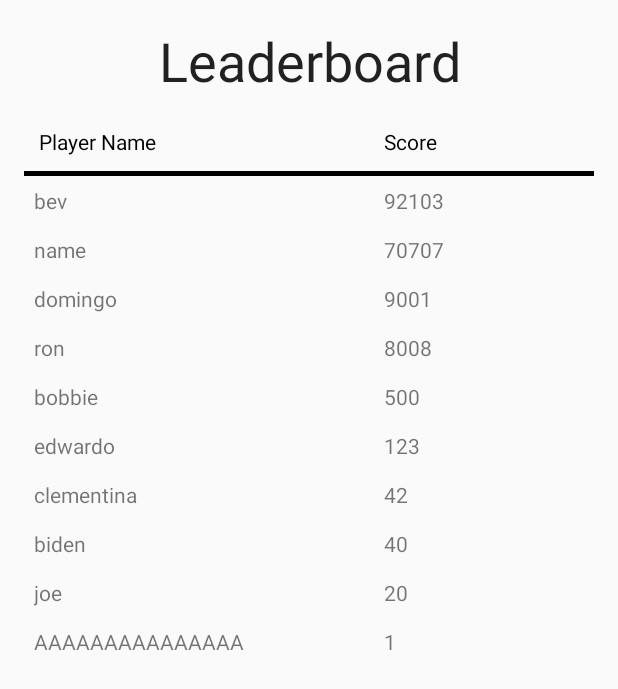
After one commit to TheWlr9/Spell-Rush, an Android app: the LeaderboardActivity screen opened directly, with no data from a screen before it, on a phone screen of 412 x 824 dp. The commit adds this screen. Shown: the top 689 px of the screen. Run offline under Robolectric (Android 15) with nearby library versions, the phone set to English and light mode, and no system bars.

Commit message:
Created a basic leaderboard
- Created the leaderboard layout
- Connected the leaderboard presentation layer with its corresponding persistance
- Connected the menu button to `LeaderboardActivity`

```diff
--- /dev/null
+++ b/app/src/main/java/com/spellrush/application/Services.java
@@ -0,0 +1,15 @@
+package com.spellrush.application;
+
+import com.spellrush.persistence.ILeaderboardPersistence;
+import com.spellrush.persistence.stubs.LeaderboardPersistenceStub;
+
+public class Services{
+    private static ILeaderboardPersistence leaderboardPersistence = null;
+
+    public static synchronized ILeaderboardPersistence getLeaderboardPersistence() {
+        if(leaderboardPersistence == null){
+            leaderboardPersistence = new LeaderboardPersistenceStub();
+        }
+        return leaderboardPersistence;
+    } // end getLeaderboardPersistence()
+}
--- /dev/null
+++ b/app/src/main/java/com/spellrush/buisness/LeaderboardController.java
@@ -0,0 +1,31 @@
+package com.spellrush.buisness;
+
+import com.spellrush.objects.ScoreEntry;
+import com.spellrush.persistence.ILeaderboardPersistence;
+
+import java.util.ArrayList;
+import java.util.Collections;
+import java.util.List;
+
+public class LeaderboardController {
+    private ILeaderboardPersistence leaderboardPersistence;
+
+    public LeaderboardController(final ILeaderboardPersistence leaderboardPersistence){
+        this.leaderboardPersistence = leaderboardPersistence;
+    }
+
+    public List<ScoreEntry> getAllScoresSorted() {
+        List<ScoreEntry> scoreEntries;
+        scoreEntries = new ArrayList<>(leaderboardPersistence.getAllScores());
+        Collections.sort(scoreEntries);
+        return scoreEntries;
+    } //end getAllScoresSorted()
+
+    public boolean insertScore(ScoreEntry thisScoreEntry) {
+        return leaderboardPersistence.insertScore(thisScoreEntry);
+    } //end insertScore
+
+    public boolean deleteScore(ScoreEntry thisScoreEntry) {
+        return leaderboardPersistence.deleteScore(thisScoreEntry);
+    } //end deleteScore
+}
--- a/app/src/main/java/com/spellrush/buisness/Services.java
+++ /dev/null
@@ -1,6 +0,0 @@
-package com.spellrush.buisness;
-
-public class Services
-{
-	//nothing yet lol
-}
--- /dev/null
+++ b/app/src/main/java/com/spellrush/objects/ScoreEntry.java
@@ -0,0 +1,30 @@
+//ScoreEntry object class that stores a player's name and score
+package com.spellrush.objects;
+
+public class ScoreEntry implements Comparable<ScoreEntry>{
+    private final String playerName;
+    private final int playerScore;
+
+    public ScoreEntry(String playerName, int playerScore) {
+        this.playerName = playerName;
+        this.playerScore = playerScore;
+    } //end ScoreEntry()
+
+    public String getPlayerName() {
+        return playerName;
+    } //end getPlayerName()
+
+    public int getPlayerScore() {
+        return playerScore;
+    } //end getPlayerScore()
+
+    @Override
+    public int compareTo(ScoreEntry scoreEntry) {
+        return scoreEntry.getPlayerScore() - this.getPlayerScore();
+    } //end compareTo()
+
+    @Override
+    public boolean equals(Object score) {
+        return (this.playerName.equals(((ScoreEntry)score).playerName) && (this.playerScore == (((ScoreEntry)score).playerScore)));
+    } //end equals()
+}
--- /dev/null
+++ b/app/src/main/java/com/spellrush/persistence/ILeaderboardPersistence.java
@@ -0,0 +1,10 @@
+package com.spellrush.persistence;
+import java.util.List;
+
+import com.spellrush.objects.ScoreEntry;
+
+public interface ILeaderboardPersistence {
+    List<ScoreEntry> getAllScores();
+    boolean insertScore(ScoreEntry thisScoreEntry);
+    boolean deleteScore(ScoreEntry thisScoreEntry);
+}
--- /dev/null
+++ b/app/src/main/java/com/spellrush/persistence/stubs/LeaderboardPersistenceStub.java
@@ -0,0 +1,45 @@
+package com.spellrush.persistence.stubs;
+
+import com.spellrush.objects.ScoreEntry;
+import com.spellrush.persistence.ILeaderboardPersistence;
+
+import java.util.ArrayList;
+import java.util.List;
+
+public class LeaderboardPersistenceStub implements ILeaderboardPersistence {
+    private List<ScoreEntry> scoreEntries;
+
+    public LeaderboardPersistenceStub() {
+        this.scoreEntries = new ArrayList<>();
+        scoreEntries.add(new ScoreEntry("joe",20));
+        scoreEntries.add(new ScoreEntry("biden",40));
+        scoreEntries.add(new ScoreEntry("edwardo", 123));
+        scoreEntries.add(new ScoreEntry("bobbie",500));
+        scoreEntries.add(new ScoreEntry("domingo",9001));
+        scoreEntries.add(new ScoreEntry("bev", 92103));
+        scoreEntries.add(new ScoreEntry("clementina",42));
+        scoreEntries.add(new ScoreEntry("ron",8008));
+        scoreEntries.add(new ScoreEntry("123109qwei", 0));
+        scoreEntries.add(new ScoreEntry("AAAAAAAAAAAAAAA",1));
+        scoreEntries.add(new ScoreEntry("name", 70707));
+    }
+
+    @Override
+    public List<ScoreEntry> getAllScores() {
+        return scoreEntries;
+    } //end getScores()
+
+    @Override
+    public boolean insertScore(ScoreEntry thisScoreEntry) {
+        boolean isAdded;
+        isAdded =  scoreEntries.add(thisScoreEntry);
+        return isAdded;
+    } //end insertScore
+
+    @Override
+    public boolean deleteScore(ScoreEntry thisScoreEntry) {
+        boolean isRemoved;
+        isRemoved = scoreEntries.remove(thisScoreEntry);
+        return isRemoved;
+    } //end deleteScore()
+}
--- /dev/null
+++ b/app/src/main/java/com/spellrush/presentation/LeaderboardActivity.java
@@ -0,0 +1,78 @@
+package com.spellrush.presentation;
+
+import android.app.Activity;
+import android.app.AlertDialog;
+import android.os.Bundle;
+import android.view.ViewGroup;
+import android.widget.TableLayout;
+import android.widget.TableRow;
+import android.widget.TextView;
+
+import com.spellrush.application.Services;
+import com.spellrush.buisness.LeaderboardController;
+import com.spellrush.objects.ScoreEntry;
+
+import java.util.List;
+import com.spellrush.R;
+
+public class LeaderboardActivity extends Activity {
+    private final int MAX_NUM_OF_ROWS = 10;
+    private LeaderboardController leaderboardController;
+    private List<ScoreEntry> scoreEntries;
+
+    @Override
+    protected void onCreate(Bundle savedInstanceState) {
+        super.onCreate(savedInstanceState);
+        setContentView(R.layout.activity_leaderboard);
+        leaderboardController = new LeaderboardController(Services.getLeaderboardPersistence());
+
+        try{
+            scoreEntries = leaderboardController.getAllScoresSorted();
+            String currName, currScore;
+            TableRow currRow;
+            TableLayout scoresTable = (TableLayout)findViewById(R.id.leaderboard_table);
+
+            int maxRows = (scoreEntries.size() < MAX_NUM_OF_ROWS) ? scoreEntries.size() : MAX_NUM_OF_ROWS;
+
+            for(int i = 0; i < maxRows; i++){
+                currName = scoreEntries.get(i).getPlayerName();
+                currScore = String.format("%d", scoreEntries.get(i).getPlayerScore());
+                currRow = populateRow(currName, currScore);
+                scoresTable.addView(currRow);
+            }
+        }
+
+        catch(Exception e){
+            AlertDialog.Builder message = new AlertDialog.Builder(this);
+            message.setTitle("Leaderboard onCreate()");
+            message.setMessage(e.getMessage());
+            message.setCancelable(false);
+            message.setNeutralButton("Made an oopsie", null);
+            message.show();
+        }
+    } //end onCreate()
+
+    public TableRow populateRow(String name, String score) {
+        TableRow newRow = new TableRow(this);
+
+        TextView rowName = new TextView(this);
+        rowName.setText(name);
+        rowName.setLayoutParams(new TableRow.LayoutParams(
+                TableRow.LayoutParams.MATCH_PARENT,
+                TableRow.LayoutParams.WRAP_CONTENT, 0.5f));
+
+        TextView rowScore = new TextView(this);
+        rowScore.setText(score);
+        rowScore.setLayoutParams(new TableRow.LayoutParams(
+                TableRow.LayoutParams.MATCH_PARENT,
+                TableRow.LayoutParams.WRAP_CONTENT, 0.5f));
+
+        newRow.addView(rowName);
+        newRow.addView(rowScore);
+        newRow.setLayoutParams(new ViewGroup.LayoutParams(
+                TableLayout.LayoutParams.MATCH_PARENT,
+                TableLayout.LayoutParams.WRAP_CONTENT));
+        newRow.setPadding(10,10,10,10);
+        return newRow;
+    } // end populateRow()
+}
--- /dev/null
+++ b/app/src/main/res/layout/activity_leaderboard.xml
@@ -0,0 +1,55 @@
+<?xml version="1.0" encoding="utf-8"?>
+<LinearLayout xmlns:android="http://schemas.android.com/apk/res/android"
+    xmlns:tools="http://schemas.android.com/tools" android:layout_width="match_parent"
+    android:layout_height="match_parent" android:paddingLeft="@dimen/activity_horizontal_margin"
+    android:paddingRight="@dimen/activity_horizontal_margin"
+    android:paddingTop="@dimen/activity_vertical_margin"
+    android:paddingBottom="@dimen/activity_vertical_margin"
+    android:orientation="vertical"
+    android:id="@+id/leaderboard_layou"
+    tools:context="com.spellrush.presentation.LeaderboardActivity">
+
+    <TextView
+        android:id="@+id/leaderboard"
+        android:layout_width="match_parent"
+        android:layout_height="wrap_content"
+        android:text="@string/leaderboard"
+        android:textAlignment="center"
+        android:textAppearance="@style/TextAppearance.AppCompat.Large"
+        android:textSize="36sp" />
+
+    <TableLayout
+        android:layout_marginTop="10dp"
+        android:id="@+id/leaderboard_table"
+        android:layout_width="match_parent"
+        android:layout_height="wrap_content">
+
+        <TableRow
+            android:layout_height="wrap_content"
+            android:layout_width="match_parent"
+            android:id="@+id/table_row1"
+            android:padding="10dp">
+
+            <TextView
+                android:id="@+id/leaderboard_header_name"
+                android:layout_height="wrap_content"
+                android:layout_width="match_parent"
+                android:layout_weight="1"
+                android:textColor="#000"
+                android:text="@string/leaderboard_header_name"/>
+            <TextView
+                android:id="@+id/leaderboard_header_score"
+                android:textColor="#000"
+                android:layout_height="wrap_content"
+                android:layout_width="match_parent"
+                android:layout_weight="1"
+                android:text="@string/leaderboard_header_score"/>
+
+        </TableRow>
+        <View
+            android:layout_height="3dip"
+            android:layout_width="match_parent"
+            android:background="#000"/>
+    </TableLayout>
+
+</LinearLayout>
--- a/app/src/main/res/menu/menu_home.xml
+++ /dev/null
@@ -1,4 +0,0 @@
-<menu xmlns:android="http://schemas.android.com/apk/res/android"
-    xmlns:app="http://schemas.android.com/apk/res-auto"
-    xmlns:tools="http://schemas.android.com/tools" tools:context=".HomeActivity">
-</menu>
--- a/app/src/main/res/values/strings.xml
+++ b/app/src/main/res/values/strings.xml
@@ -1,7 +1,7 @@
 <resources>
     <string name="app_name">Spell Rush</string>
-
     <string name="main_menu">Main Menu</string>
+    <string name="title_activity_leaderboard">Spell Rush: Leaderboard</string>
     <string name="logo">logo</string>
     <string name="Spell_Rush">Spell Rush</string>
     <string name="Start">Start</string>
@@ -12,4 +12,8 @@
     <string name="Nathan_Carrier">Nathan Carrier</string>
     <string name="Chad_Hillary">Chad Hillary</string>
     <string name="Mike_Winkler">Mike Winkler</string>
+    <string name="leaderboard">Leaderboard</string>
+    <string name="leaderboard_back">Go Back</string>
+    <string name="leaderboard_header_name">Player Name</string>
+    <string name="leaderboard_header_score">Score</string>
 </resources>
```
Also changed, not shown: app/src/main/AndroidManifest.xml (+5 -3 lines), app/src/main/java/com/spellrush/buisness/Main.java (deleted, +0 -11 lines), app/src/main/java/com/spellrush/presentation/HomeActivity.java (+3 -18 lines), 5 other files.
